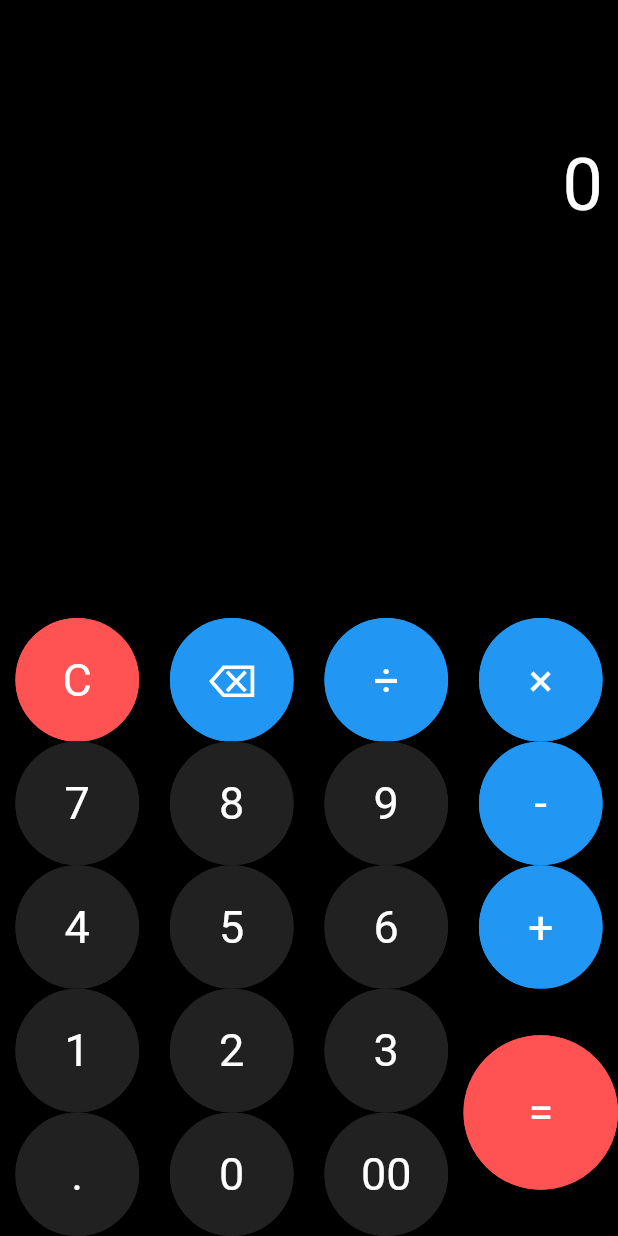
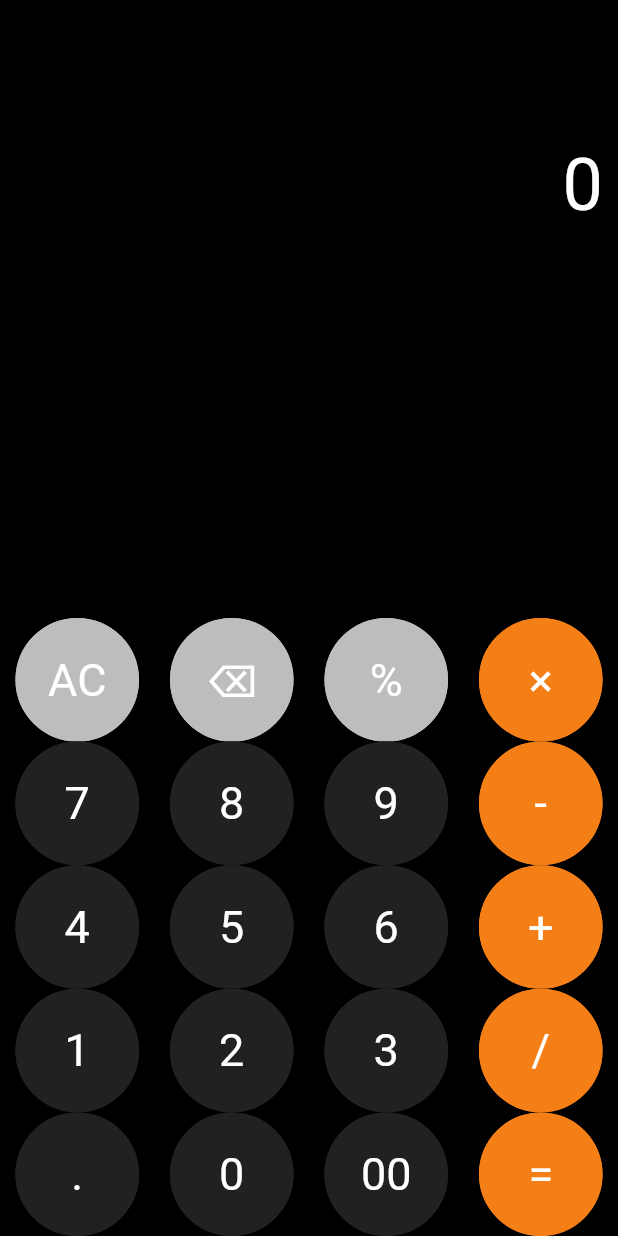
Before and after one commit to rishab2890/flutter_calculator, a Flutter app: the screen it shows after launch, on a phone screen of 412 x 824 dp. Run offline on Flutter 3.47's test engine with Material 2 defaults, Android fonts, the phone set to English and light mode, and no system bars; our stand-ins replace math_expressions.

Commit message:
improved ui

```diff
--- a/lib/main.dart
+++ b/lib/main.dart
@@ -35,7 +35,7 @@ class _SimpleCalculatorState extends State<SimpleCalculator> {
 
   buttonPressed(String buttonText) {
     setState(() {
-      if (buttonText == "C") {
+      if (buttonText == "AC") {
         equation = "";
         result = "0";
         equationFontSize = 38.0;
@@ -123,9 +123,7 @@ class _SimpleCalculatorState extends State<SimpleCalculator> {
               style: TextStyle(fontSize: resultFontSize, color: Colors.white),
             ),
           ),
-          Expanded(
-            child: Divider(),
-          ),
+          Expanded(child: Divider()),
           Row(
             mainAxisAlignment: MainAxisAlignment.center,
             children: <Widget>[
@@ -134,9 +132,9 @@ class _SimpleCalculatorState extends State<SimpleCalculator> {
                 child: Table(
                   children: [
                     TableRow(children: [
-                      buildButton("C", 1, Colors.redAccent),
-                      buildButton("⌫", 1, Colors.blue),
-                      buildButton("÷", 1, Colors.blue),
+                      buildButton("AC", 1, Colors.grey[400]),
+                      buildButton("⌫", 1, Colors.grey[400]),
+                      buildButton("%", 1, Colors.grey[400]),
                     ]),
                     TableRow(children: [
                       buildButton("7", 1, Colors.grey[900]),
@@ -166,16 +164,19 @@ class _SimpleCalculatorState extends State<SimpleCalculator> {
                 child: Table(
                   children: [
                     TableRow(children: [
-                      buildButton("×", 1, Colors.blue),
+                      buildButton("×", 1, Colors.yellow[900]),
                     ]),
                     TableRow(children: [
-                      buildButton("-", 1, Colors.blue),
+                      buildButton("-", 1, Colors.yellow[900]),
                     ]),
                     TableRow(children: [
-                      buildButton("+", 1, Colors.blue),
+                      buildButton("+", 1, Colors.yellow[900]),
                     ]),
                     TableRow(children: [
-                      buildButton("=", 2, Colors.redAccent),
+                      buildButton("/", 1, Colors.yellow[900]),
+                    ]),
+                    TableRow(children: [
+                      buildButton("=", 1, Colors.yellow[900]),
                     ]),
                   ],
                 ),
```
